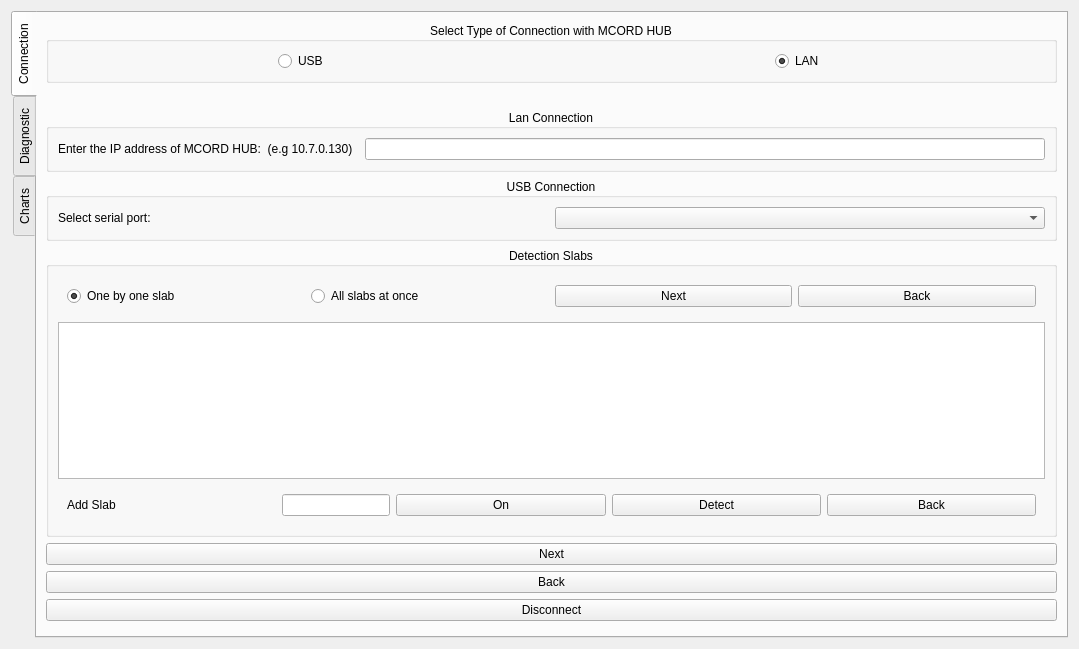
First picture: the form in widget.ui, repository MichalRK19780524/MCORD_GUI_CPP, before the edit.
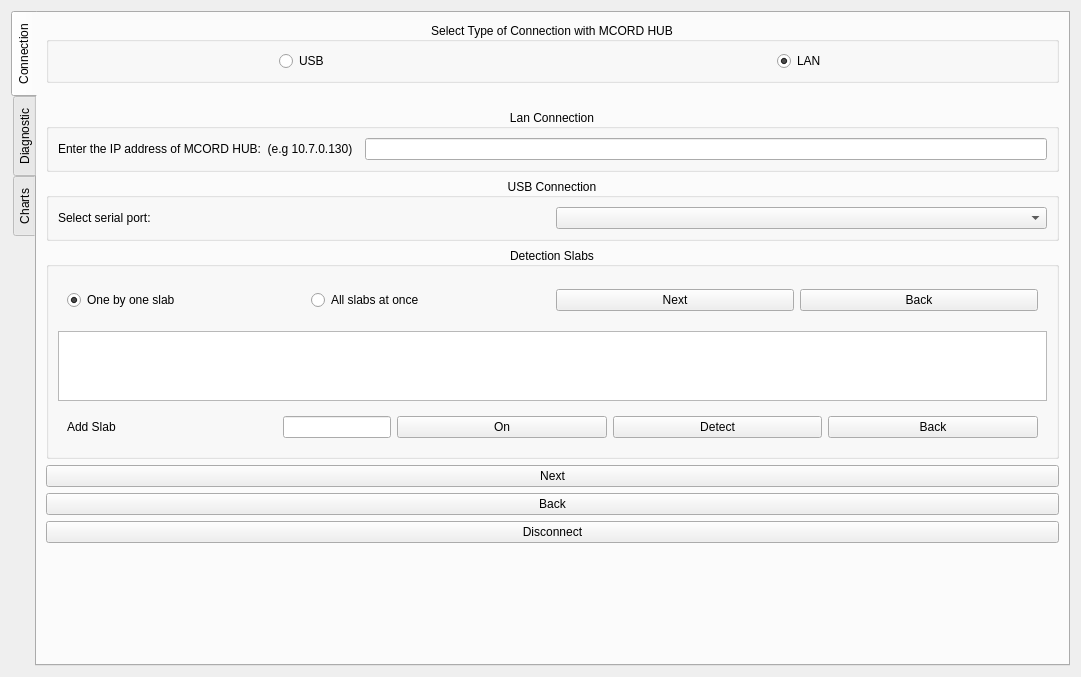
Second picture: the form after the edit.

What changed in the file:
```diff
--- a/widget.ui
+++ b/widget.ui
@@ -9,8 +9,8 @@
    <rect>
     <x>0</x>
     <y>0</y>
-    <width>1079</width>
-    <height>649</height>
+    <width>1081</width>
+    <height>677</height>
    </rect>
   </property>
   <property name="windowTitle">
@@ -145,6 +145,18 @@
          </item>
          <item>
           <widget class="QGroupBox" name="groupBoxDetectionSlabs">
+           <property name="sizePolicy">
+            <sizepolicy hsizetype="Expanding" vsizetype="Expanding">
+             <horstretch>1</horstretch>
+             <verstretch>1</verstretch>
+            </sizepolicy>
+           </property>
+           <property name="maximumSize">
+            <size>
+             <width>16777215</width>
+             <height>16777215</height>
+            </size>
+           </property>
            <property name="title">
             <string>Detection Slabs</string>
            </property>
@@ -152,9 +164,21 @@
             <set>Qt::AlignCenter</set>
            </property>
            <layout class="QVBoxLayout" name="verticalLayout_2">
+            <property name="sizeConstraint">
+             <enum>QLayout::SetNoConstraint</enum>
+            </property>
             <item>
              <widget class="QWidget" name="widgetSlabsChoice" native="true">
+              <property name="minimumSize">
+               <size>
+                <width>980</width>
+                <height>49</height>
+               </size>
+              </property>
               <layout class="QHBoxLayout" name="horizontalLayoutSlabsChoice">
+               <property name="sizeConstraint">
+                <enum>QLayout::SetNoConstraint</enum>
+               </property>
                <item>
                 <widget class="QRadioButton" name="radioButtonOneSlab">
                  <property name="text">
@@ -190,7 +214,41 @@
              </widget>
             </item>
             <item>
-             <widget class="QTableView" name="slabsTableView"/>
+             <widget class="QTableView" name="slabsTableView">
+              <property name="sizePolicy">
+               <sizepolicy hsizetype="Expanding" vsizetype="Expanding">
+                <horstretch>1</horstretch>
+                <verstretch>1</verstretch>
+               </sizepolicy>
+              </property>
+              <property name="minimumSize">
+               <size>
+                <width>980</width>
+                <height>70</height>
+               </size>
+              </property>
+              <property name="maximumSize">
+               <size>
+                <width>100000</width>
+                <height>100000</height>
+               </size>
+              </property>
+              <property name="sizeAdjustPolicy">
+               <enum>QAbstractScrollArea::AdjustToContents</enum>
+              </property>
+              <property name="selectionMode">
+               <enum>QAbstractItemView::NoSelection</enum>
+              </property>
+              <property name="showGrid">
+               <bool>false</bool>
+              </property>
+              <attribute name="horizontalHeaderStretchLastSection">
+               <bool>true</bool>
+              </attribute>
+              <attribute name="verticalHeaderStretchLastSection">
+               <bool>true</bool>
+              </attribute>
+             </widget>
             </item>
             <item>
              <widget class="QWidget" name="widgetAddOneSlab" native="true">
@@ -242,7 +300,7 @@
          <item>
           <widget class="QPushButton" name="pushButtonNext">
            <property name="sizePolicy">
-            <sizepolicy hsizetype="Preferred" vsizetype="Fixed">
+            <sizepolicy hsizetype="Preferred" vsizetype="Minimum">
              <horstretch>0</horstretch>
              <verstretch>0</verstretch>
             </sizepolicy>
@@ -257,6 +315,12 @@
            <property name="enabled">
             <bool>true</bool>
            </property>
+           <property name="sizePolicy">
+            <sizepolicy hsizetype="Minimum" vsizetype="Minimum">
+             <horstretch>0</horstretch>
+             <verstretch>0</verstretch>
+            </sizepolicy>
+           </property>
            <property name="text">
             <string>Back</string>
            </property>
@@ -264,6 +328,12 @@
          </item>
          <item>
           <widget class="QPushButton" name="pushButtonDisconnect">
+           <property name="sizePolicy">
+            <sizepolicy hsizetype="Minimum" vsizetype="Minimum">
+             <horstretch>0</horstretch>
+             <verstretch>0</verstretch>
+            </sizepolicy>
+           </property>
            <property name="text">
             <string>Disconnect</string>
            </property>
```
Left out of the diff: 2 changed lines with no effect on the pictures.
